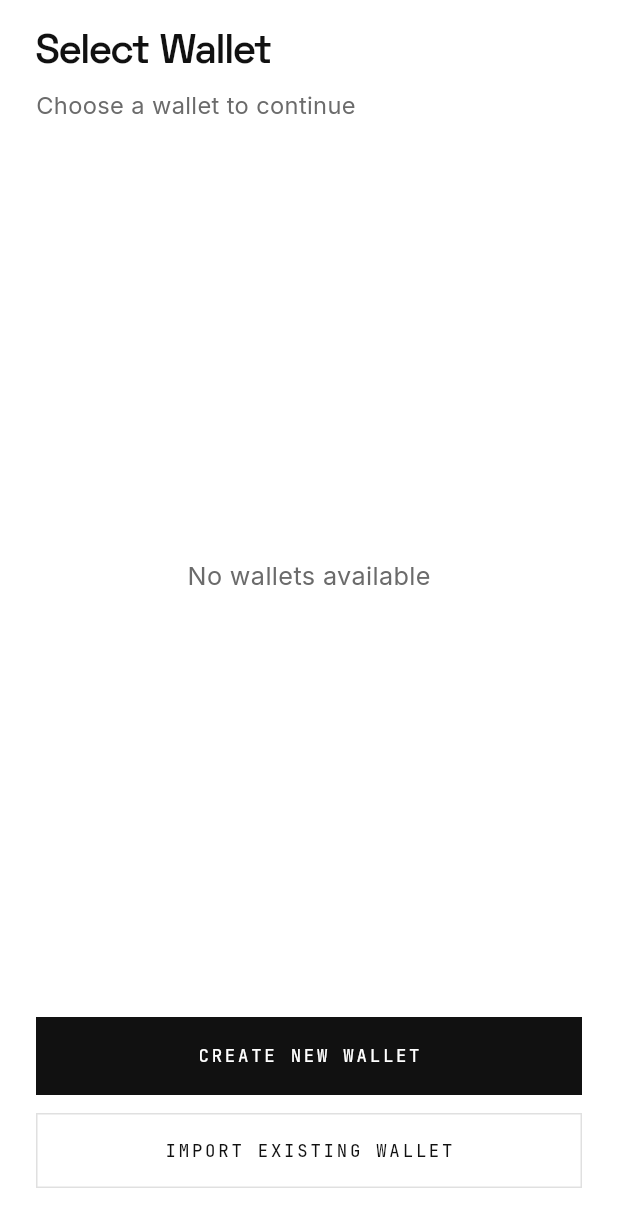
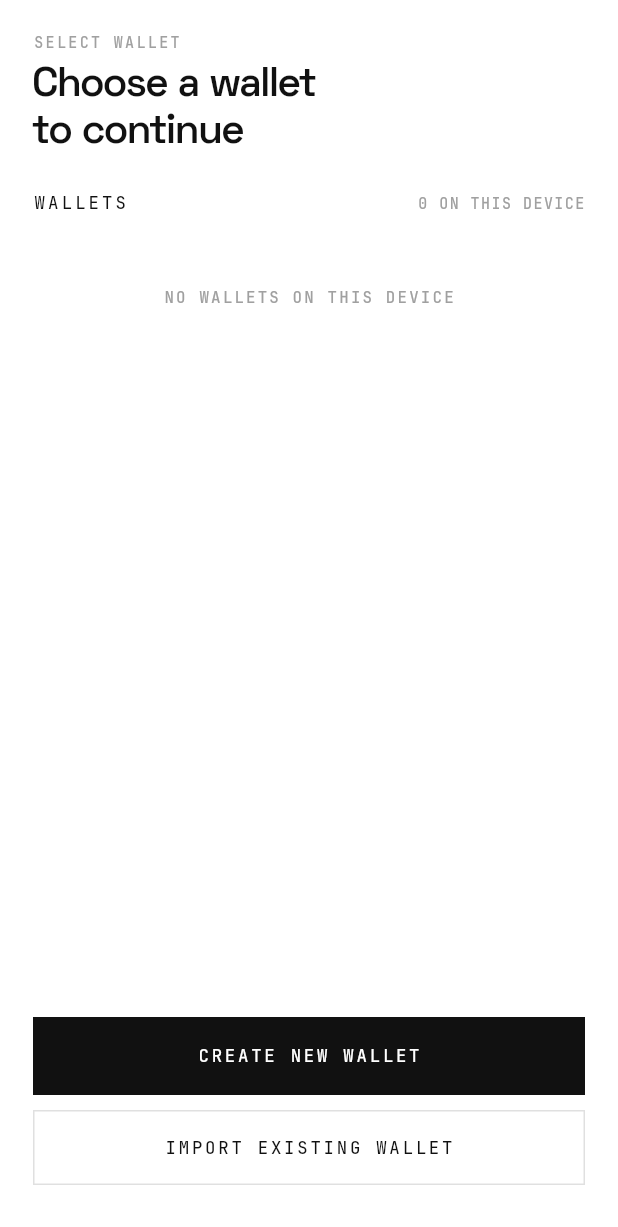
Before and after one commit to uzorgame/CryptoWalletKora, a Flutter app: the WalletSelectionScreen screen opened directly, on a phone screen of 412 x 824 dp. Shown: the top 1227 px of the screen. Run offline on Flutter 3.47's test engine with Material 3 defaults, Android fonts, the phone set to English and light mode, and no system bars; our stand-ins replace dio, fl_chart, flutter_riverpod, flutter_secure_storage, freezed_annotation, hex and 5 more; missing offline and left inert: bip32, bip39, encrypt, local_auth_android, local_auth_darwin, mobile_scanner and 4 more; accounts and stored records are empty; network calls fail.

Commit message:
Wallet selection becomes a table, as approved in the prototype
The tinted tile with a wallet pictogram inside it was the last
emoji-shaped thing in a product that has no icons. It is now the
monogram the header already carries, on a hairline row, with the
wallet's worth at the right edge where every number in this app lives.

The count alone never answered the question this screen asks: eleven
assets tells you nothing about which wallet you meant. A wallet whose
stored balance reads zero shows no figure rather than $0.00 — that
means it has not been opened since it was written, not that it is
empty, and the screen should not claim otherwise.

Same loading, same switchWallet, same routes.

```diff
--- a/KORA Mobile/lib/features/onboarding/wallet_selection_screen.dart
+++ b/KORA Mobile/lib/features/onboarding/wallet_selection_screen.dart
@@ -1,9 +1,10 @@
 import 'package:flutter/material.dart';
-import 'package:kora/core/widgets/input/animated_tap.dart';
 import 'package:flutter_riverpod/flutter_riverpod.dart';
 import 'package:kora/core/theme/app_theme.dart';
+import 'package:kora/core/theme/kora_design.dart';
 import 'package:kora/core/widgets/kora_button.dart';
-import 'package:kora/core/theme/kora_design.dart';
+import 'package:kora/core/widgets/kora_mark.dart';
+import 'package:kora/core/widgets/kora_rows.dart';
 import 'package:kora/core/models/wallet.dart';
 import 'package:kora/core/repositories/wallet_repository.dart';
 import 'package:kora/core/state/providers/wallet_provider.dart';
@@ -11,8 +12,14 @@ import 'package:kora/features/onboarding/create_wallet_screen.dart';
 import 'package:kora/features/onboarding/import_wallet_screen.dart';
 import 'package:kora/features/home/home_screen.dart';
 
-/// Screen shown after wallet deletion when other wallets exist
-/// Allows user to select an existing wallet or create/import a new one
+/// Shown after a wallet is removed and another has to be opened before the app can go
+/// anywhere.
+///
+/// A table of wallets, not a stack of cards: the monogram the header already carries, the
+/// name, how much is in it, and a chevron. The wallet's worth sits at the right edge because
+/// that is where every number in this application lives — and because choosing between
+/// wallets by their asset count, which is all this screen used to offer, says nothing about
+/// which one was meant.
 class WalletSelectionScreen extends ConsumerStatefulWidget {
   const WalletSelectionScreen({super.key});
 
@@ -59,152 +66,131 @@ class _WalletSelectionScreenState extends ConsumerState<WalletSelectionScreen> {
       backgroundColor: AppColors.background,
       body: SafeArea(
         child: _loading
-            ? const Center(child: CircularProgressIndicator())
-            : Padding(
-                padding: const EdgeInsets.symmetric(horizontal: 24),
-                child: Column(
+            ? Center(
+                child: CircularProgressIndicator(
+                    color: AppColors.textTertiary, strokeWidth: 1.5))
+            : Column(
                 crossAxisAlignment: CrossAxisAlignment.stretch,
                 children: [
-                    const SizedBox(height: 20),
-                    // Header
-                    Text(
-                      'Select Wallet',
-                      style: kNum(AppColors.textPrimary, size: 26,
-                          weight: FontWeight.w600),
+                  Expanded(
+                    child: ListView(padding: EdgeInsets.zero, children: [
+                      Padding(
+                        padding: const EdgeInsets.fromLTRB(22, 22, 22, 0),
+                        child: Column(
+                          crossAxisAlignment: CrossAxisAlignment.start,
+                          children: [
+                            Text('SELECT WALLET',
+                                style: kLabel(AppColors.textTertiary,
+                                    size: 9.5, tracking: 0.16)),
+                            const SizedBox(height: 8),
+                            Text('Choose a wallet\nto continue',
+                                style: kNum(AppColors.textPrimary,
+                                        size: 26, weight: FontWeight.w600)
+                                    .copyWith(height: 1.15)),
+                          ],
                         ),
-                    const SizedBox(height: 8),
-                    Text(
-                      'Choose a wallet to continue',
-                      style: kBody(AppColors.textSecondary, size: 15),
                       ),
-                    const SizedBox(height: 24),
-
-                    // Wallet list
-                    Expanded(
-                      child: _wallets.isEmpty
-                          ? Center(
-                              child: Text(
-                                'No wallets available',
-                                style: kBody(AppColors.textSecondary, size: 16),
+                      KoraSection(
+                        'Wallets',
+                        aside: _wallets.length == 1
+                            ? '1 on this device'
+                            : '${_wallets.length} on this device',
+                      ),
+                      if (_wallets.isEmpty)
+                        Padding(
+                          padding: const EdgeInsets.symmetric(vertical: 40),
+                          child: Center(
+                            child: Text('NO WALLETS ON THIS DEVICE',
+                                style: kLabel(AppColors.textTertiary,
+                                    size: 10, tracking: 0.14)),
                           ),
                         )
-                          : ListView.separated(
-                              itemCount: _wallets.length,
-                              separatorBuilder: (_, __) => const SizedBox(height: 12),
-                              itemBuilder: (context, index) {
-                                final wallet = _wallets[index];
-                                return _WalletCard(
-                                  wallet: wallet,
-                                  onTap: () => _selectWallet(wallet),
-                                );
-                              },
+                      else
+                        for (final (i, w) in _wallets.indexed)
+                          _WalletRow(
+                            wallet: w,
+                            topLine: i == 0,
+                            onTap: () => _selectWallet(w),
                           ),
+                      const SizedBox(height: 18),
+                    ]),
                   ),
-
-                    const SizedBox(height: 16),
-
-                    // Create new wallet button
-                    KoraCta(
-                      label: 'Create New Wallet',
+                  Padding(
+                    padding: const EdgeInsets.symmetric(horizontal: 22),
+                    child: KoraCta(
+                      label: 'Create new wallet',
                       onTap: () => Navigator.of(context).push(
                         MaterialPageRoute<void>(
                           builder: (_) => const CreateWalletScreen(),
                         ),
                       ),
                     ),
-
-                    const SizedBox(height: 12),
-
-                    // Import wallet button
-                    KoraGhost(
-                      label: 'Import Existing Wallet',
+                  ),
+                  const SizedBox(height: 10),
+                  Padding(
+                    padding: const EdgeInsets.symmetric(horizontal: 22),
+                    child: KoraGhost(
+                      label: 'Import existing wallet',
                       onTap: () => Navigator.of(context).push(
                         MaterialPageRoute<void>(
                           builder: (_) => const ImportWalletScreen(),
                         ),
                       ),
                     ),
-
-                    const SizedBox(height: 32),
+                  ),
+                  const SizedBox(height: 34),
                 ],
-                ),
               ),
       ),
     );
   }
 }
 
-class _WalletCard extends StatelessWidget {
-  const _WalletCard({
-    required this.wallet,
-    required this.onTap,
-  });
+/// One wallet: the monogram, its name, what it holds, and what that is worth.
+class _WalletRow extends StatelessWidget {
+  const _WalletRow({required this.wallet, required this.onTap, this.topLine = false});
 
   final Wallet wallet;
   final VoidCallback onTap;
+  final bool topLine;
 
   @override
   Widget build(BuildContext context) {
-    return AnimatedTap(
+    final count = wallet.assets.length;
+    final total = wallet.assets.fold<double>(0, (s, a) => s + a.balanceInUsd);
+
+    return KoraRow(
       onTap: onTap,
-      pressScale: 0.97,
-      child: Container(
-        decoration: BoxDecoration(
-          color: AppColors.card,
-          borderRadius: BorderRadius.zero,
+      topLine: topLine,
+      children: [
+        const KoraMark(size: 34),
+        const SizedBox(width: 12),
+        Expanded(
+          child: Column(crossAxisAlignment: CrossAxisAlignment.start, children: [
+            Text(wallet.name.toUpperCase(),
+                overflow: TextOverflow.ellipsis,
+                style: kLabel(AppColors.textPrimary, size: 12.5, tracking: 0.06)),
+            const SizedBox(height: 4),
+            Text(count == 1 ? '1 ASSET' : '$count ASSETS',
+                style: kMonoText(AppColors.textSecondary, size: 10)),
+          ]),
         ),
-        child: Container(
-          padding: const EdgeInsets.all(20),
-          decoration: BoxDecoration(
-            border: Border.all(color: AppColors.border, width: 1),
-            borderRadius: BorderRadius.zero,
-          ),
-          child: Row(
-            children: [
-              // Wallet icon
-              Container(
-                width: 48,
-                height: 48,
-                decoration: BoxDecoration(
-                  color: AppColors.accent.withOpacity(0.15),
-                  borderRadius: BorderRadius.zero,
-                ),
-                child: Icon(
-                  Icons.account_balance_wallet_rounded,
-                  color: AppColors.accent,
-                  size: 24,
-                ),
-              ),
-              const SizedBox(width: 16),
-
-              // Wallet info
-              Expanded(
-                child: Column(
-                  crossAxisAlignment: CrossAxisAlignment.start,
-                  children: [
-                    Text(
-                      wallet.name,
-                      style: kNum(AppColors.textPrimary, size: 17, weight: FontWeight.w600),
-                    ),
-                    const SizedBox(height: 4),
-                    Text(
-                      '${wallet.assets.length} assets',
-                      style: kBody(AppColors.textSecondary, size: 14),
-                    ),
+        // A stored balance of zero means this wallet has not been opened since it was
+        // written, not that it holds nothing — printing $0.00 would be a claim the screen
+        // cannot make from what it has.
+        if (total > 0) ...[
+          const SizedBox(width: 10),
+          Text(_money(total), style: kNum(AppColors.textPrimary, size: 13.5)),
         ],
-                ),
-              ),
-
-              // Arrow icon
-              Icon(
-                Icons.arrow_forward_ios_rounded,
-                color: AppColors.textSecondary,
-                size: 18,
-              ),
+        const SizedBox(width: 12),
+        Text('›', style: kMonoText(AppColors.textSecondary, size: 13)),
       ],
-          ),
-        ),
-      ),
     );
   }
+
+  static String _money(double v) {
+    if (v < 1000) return '\$${v.toStringAsFixed(2)}';
+    if (v < 1000000) return '\$${(v / 1000).toStringAsFixed(2)}K';
+    return '\$${(v / 1000000).toStringAsFixed(2)}M';
   }
+}
```
Lines whose indentation alone changed are shown as unchanged.
